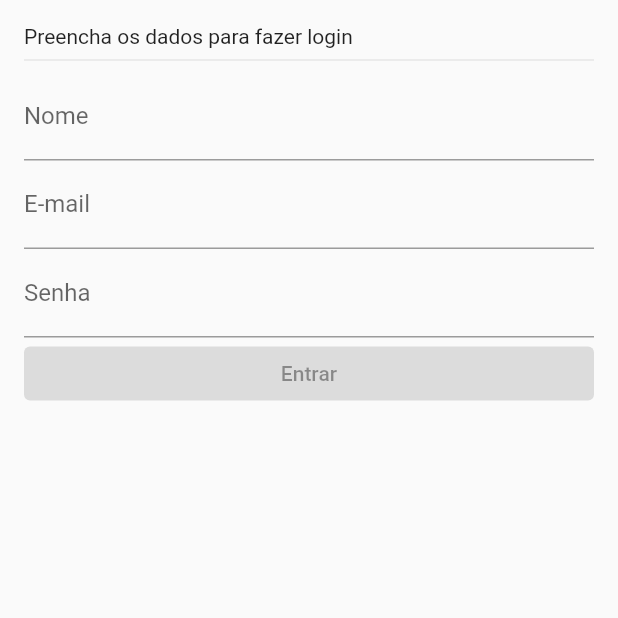
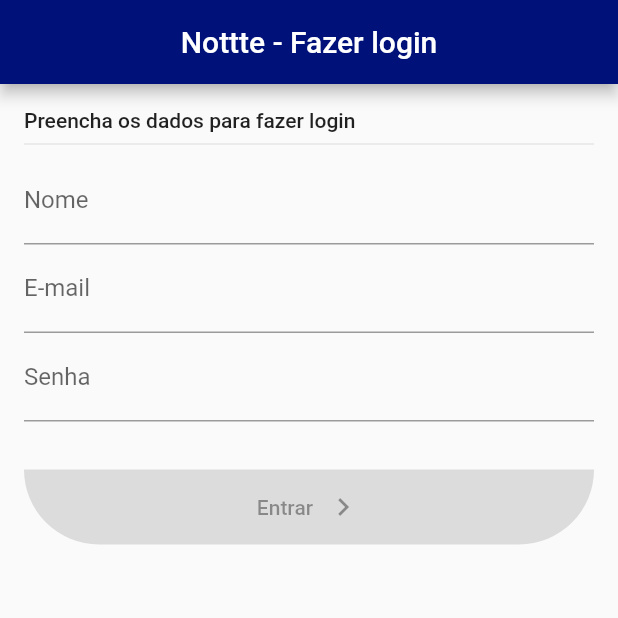
Before and after one commit to leandro-mandu/nottte, a Flutter app: the screen it shows after launch, on a phone screen of 412 x 824 dp, the top half of it. Run offline on Flutter 3.47's test engine with Material 2 defaults, Android fonts, the phone set to English and light mode, and no system bars; our stand-ins replace email_validator, shared_preferences.

Commit message:
atualização tela splash e login

```diff
--- a/lib/src/authentication/splash_controller.dart
+++ b/lib/src/authentication/splash_controller.dart
@@ -8,6 +8,7 @@
 import 'splash_state.dart';
 
 class SplashController {
+  // ignore: prefer_typing_uninitialized_variables
   var user;
   late final SharedPreferences prefs;
   SplashController() {
--- a/lib/src/home/home_page.dart
+++ b/lib/src/home/home_page.dart
@@ -5,6 +5,7 @@
 import 'package:nottte/src/login/login_page.dart';
 import 'package:nottte/widgets/create_note_button.dart';
 
+// ignore: must_be_immutable
 class HomePage extends StatefulWidget {
   UserModel user;
   HomePage({
--- a/lib/src/login/login_page.dart
+++ b/lib/src/login/login_page.dart
@@ -20,12 +20,20 @@
   @override
   Widget build(BuildContext context) {
     return Scaffold(
+      appBar: AppBar(
+        backgroundColor: const Color(0xFF00127A),
+        title: const Text("Nottte - Fazer login"),
+        centerTitle: true,
+      ),
       body: SafeArea(
         child: Padding(
           padding: const EdgeInsets.all(16.0),
           child: ListView(
             children: [
-              const Text("Preencha os dados para fazer login"),
+              Text(
+                "Preencha os dados para fazer login",
+                style: Theme.of(context).textTheme.bodyLarge,
+              ),
               const Divider(),
               Form(
                 key: _formKey,
@@ -73,6 +81,9 @@
                   ],
                 ),
               ),
+              const SizedBox(
+                height: 32,
+              ),
               ElevatedButton(
                 onPressed: _formKey.currentState?.validate() == true
                     ? () {
@@ -104,7 +115,23 @@
                         });
                       }
                     : null,
-                child: const Text('Entrar'),
+                style: ElevatedButton.styleFrom(
+                  backgroundColor: const Color(0xFF00127A),
+                  fixedSize: Size(MediaQuery.of(context).size.width / 2, 50),
+                  shape: const RoundedRectangleBorder(
+                      borderRadius: BorderRadius.vertical(
+                          bottom: Radius.elliptical(80, 80))),
+                ),
+                child: Row(
+                  mainAxisAlignment: MainAxisAlignment.center,
+                  children: const [
+                    Text("Entrar"),
+                    SizedBox(
+                      width: 8,
+                    ),
+                    Icon(Icons.navigate_next),
+                  ],
+                ),
               ),
             ],
           ),
```
Also changed, not shown: lib/src/authentication/splash_page.dart (+13 -5 lines), lib/src/home/home_controller.dart (+5 -2 lines), lib/src/utils/app_colors.dart (added, +10 -0 lines).
